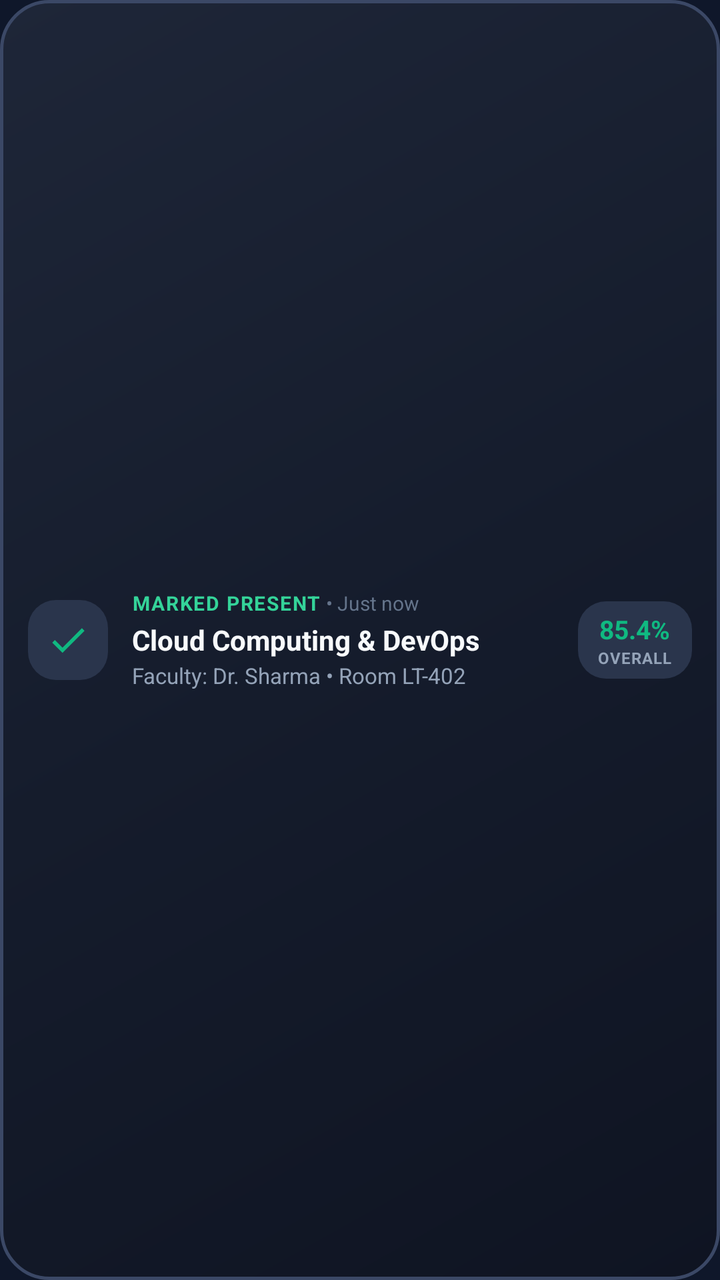
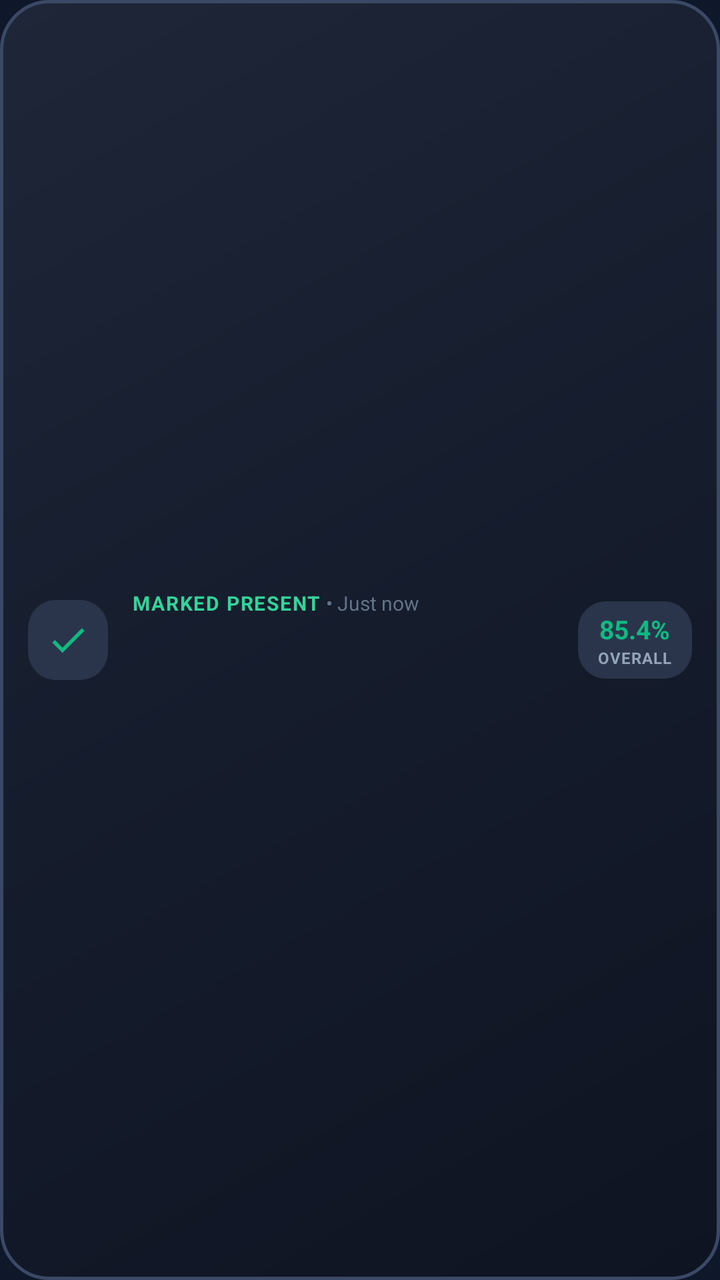

Compare the two renders of this Android layout. The source of the first and the diff that turns it into the second are given below.
<!-- AndroidManifest.xml: application theme Theme.LloydAttendance -->
<!-- res/layout/notification_dynamic.xml -->
<?xml version="1.0" encoding="utf-8"?>
<LinearLayout xmlns:android="http://schemas.android.com/apk/res/android"
    android:id="@+id/notification_root"
    android:layout_width="match_parent"
    android:layout_height="wrap_content"
    android:background="@drawable/bg_widget"
    android:orientation="horizontal"
    android:padding="14dp"
    android:gravity="center_vertical">

    
    <FrameLayout
        android:id="@+id/notif_icon_container"
        android:layout_width="40dp"
        android:layout_height="40dp"
        android:background="@drawable/bg_widget_pill">

        <ImageView
            android:id="@+id/notif_status_icon"
            android:layout_width="22dp"
            android:layout_height="22dp"
            android:layout_gravity="center"
            android:src="@drawable/ic_check"
            android:tint="#10B981" />
    </FrameLayout>

    
    <LinearLayout
        android:layout_width="0dp"
        android:layout_height="wrap_content"
        android:layout_weight="1"
        android:layout_marginStart="12dp"
        android:orientation="vertical">

        <LinearLayout
            android:layout_width="match_parent"
            android:layout_height="wrap_content"
            android:orientation="horizontal"
            android:gravity="center_vertical">

            <TextView
                android:id="@+id/notif_header_tag"
                android:layout_width="wrap_content"
                android:layout_height="wrap_content"
                android:text="MARKED PRESENT"
                android:textColor="#34D399"
                android:textSize="10sp"
                android:textStyle="bold"
                android:letterSpacing="0.06" />

            <TextView
                android:layout_width="wrap_content"
                android:layout_height="wrap_content"
                android:text=" • "
                android:textColor="#64748B"
                android:textSize="10sp" />

            <TextView
                android:id="@+id/notif_time"
                android:layout_width="wrap_content"
                android:layout_height="wrap_content"
                android:text="Just now"
                android:textColor="#64748B"
                android:textSize="10sp" />
        </LinearLayout>

        <TextView
            android:id="@+id/notif_subject"
            android:layout_width="match_parent"
            android:layout_height="wrap_content"
            android:layout_marginTop="2dp"
            android:text="Cloud Computing &amp; DevOps"
            android:textColor="#F8FAFC"
            android:textSize="14sp"
            android:textStyle="bold"
            android:singleLine="true"
            android:ellipsize="end" />

        <TextView
            android:id="@+id/notif_teacher_room"
            android:layout_width="match_parent"
            android:layout_height="wrap_content"
            android:layout_marginTop="1dp"
            android:text="Faculty: Dr. Sharma • Room LT-402"
            android:textColor="#94A3B8"
            android:textSize="11sp"
            android:singleLine="true"
            android:ellipsize="end" />
    </LinearLayout>

    
    <LinearLayout
        android:layout_width="wrap_content"
        android:layout_height="wrap_content"
        android:background="@drawable/bg_widget_pill"
        android:orientation="vertical"
        android:gravity="center"
        android:paddingStart="10dp"
        android:paddingEnd="10dp"
        android:paddingTop="5dp"
        android:paddingBottom="5dp"
        android:layout_marginStart="8dp">

        <TextView
            android:id="@+id/notif_overall_pct"
            android:layout_width="wrap_content"
            android:layout_height="wrap_content"
            android:text="85.4%"
            android:textColor="#10B981"
            android:textSize="13sp"
            android:textStyle="bold" />

        <TextView
            android:id="@+id/notif_overall_badge"
            android:layout_width="wrap_content"
            android:layout_height="wrap_content"
            android:text="OVERALL"
            android:textColor="#94A3B8"
            android:textSize="8sp"
            android:textStyle="bold"
            android:letterSpacing="0.04" />
    </LinearLayout>

</LinearLayout>
<!-- resources referenced by this layout -->
<resources>
  <!-- drawable bg_widget (drawable) -->
  <?xml version="1.0" encoding="utf-8"?>
  <shape xmlns:android="http://schemas.android.com/apk/res/android"
      android:shape="rectangle">
      <corners android:radius="24dp" />
      <gradient
          android:angle="315"
          android:startColor="#1E2638"
          android:centerColor="#151C2C"
          android:endColor="#0F1422" />
      <stroke
          android:width="1.5dp"
          android:color="#3B4866" />
  </shape>
  <!-- drawable bg_widget_pill (drawable) -->
  <?xml version="1.0" encoding="utf-8"?>
  <shape xmlns:android="http://schemas.android.com/apk/res/android"
      android:shape="rectangle">
      <corners android:radius="14dp" />
      <solid android:color="#2A354C" />
  </shape>
  <!-- drawable ic_check (drawable) -->
  <vector xmlns:android="http://schemas.android.com/apk/res/android"
      android:width="24dp"
      android:height="24dp"
      android:viewportWidth="24"
      android:viewportHeight="24">
      <path
          android:fillColor="#10B981"
          android:pathData="M9,16.17L4.83,12l-1.42,1.41L9,19 21,7l-1.41,-1.41z"/>
  </vector>
  <style name="Theme.LloydAttendance" parent="Theme.Material3.Dark.NoActionBar">
          
          <item name="colorPrimary">@color/md_theme_dark_primary</item>
          <item name="colorOnPrimary">@color/md_theme_dark_onPrimary</item>
          <item name="colorPrimaryContainer">@color/md_theme_dark_primaryContainer</item>
          <item name="colorOnPrimaryContainer">@color/md_theme_dark_onPrimaryContainer</item>
  
          
          <item name="colorSecondary">@color/md_theme_dark_secondary</item>
          <item name="colorOnSecondary">@color/md_theme_dark_onSecondary</item>
          <item name="colorSecondaryContainer">@color/md_theme_dark_secondaryContainer</item>
          <item name="colorOnSecondaryContainer">@color/md_theme_dark_onSecondaryContainer</item>
  
          
          <item name="colorSurface">@color/md_theme_dark_surface</item>
          <item name="colorOnSurface">@color/md_theme_dark_onSurface</item>
          <item name="colorOnSurfaceVariant">@color/md_theme_dark_onSurfaceVariant</item>
          <item name="colorSurfaceContainer">@color/md_theme_dark_surfaceContainer</item>
          <item name="colorSurfaceContainerHigh">@color/md_theme_dark_surfaceContainerHigh</item>
          <item name="colorOutline">@color/md_theme_dark_outline</item>
          <item name="colorOutlineVariant">@color/md_theme_dark_outlineVariant</item>
  
          
          <item name="android:windowBackground">@color/md_theme_dark_surface</item>
          <item name="android:statusBarColor">@color/md_theme_dark_surface</item>
          <item name="android:navigationBarColor">@color/md_theme_dark_surfaceContainerLowest</item>
          <item name="android:windowLightStatusBar">false</item>
      </style>
  <color name="md_theme_dark_primary">#818CF8</color>
  <color name="md_theme_dark_onPrimary">#1E1B4B</color>
  <color name="md_theme_dark_primaryContainer">#312E81</color>
  <color name="md_theme_dark_onPrimaryContainer">#E0E7FF</color>
  <color name="md_theme_dark_secondary">#38BDF8</color>
  <color name="md_theme_dark_onSecondary">#082F49</color>
  <color name="md_theme_dark_secondaryContainer">#0C4A6E</color>
  <color name="md_theme_dark_onSecondaryContainer">#E0F2FE</color>
  <color name="md_theme_dark_surface">#0F172A</color>
  <color name="md_theme_dark_onSurface">#F8FAFC</color>
  <color name="md_theme_dark_onSurfaceVariant">#94A3B8</color>
  <color name="md_theme_dark_surfaceContainer">#1B243B</color>
  <color name="md_theme_dark_surfaceContainerHigh">#222E49</color>
  <color name="md_theme_dark_outline">#475569</color>
  <color name="md_theme_dark_outlineVariant">#334155</color>
  <color name="md_theme_dark_surfaceContainerLowest">#0B0F19</color>
</resources>

<!-- the commit's change to res/layout/notification_dynamic.xml (unified diff, before → after) -->
@@ -69,7 +69,6 @@
             android:layout_width="match_parent"
             android:layout_height="wrap_content"
             android:layout_marginTop="2dp"
-            android:text="Cloud Computing &amp; DevOps"
             android:textColor="#F8FAFC"
             android:textSize="14sp"
             android:textStyle="bold"
@@ -81,7 +80,6 @@
             android:layout_width="match_parent"
             android:layout_height="wrap_content"
             android:layout_marginTop="1dp"
-            android:text="Faculty: Dr. Sharma • Room LT-402"
             android:textColor="#94A3B8"
             android:textSize="11sp"
             android:singleLine="true"
